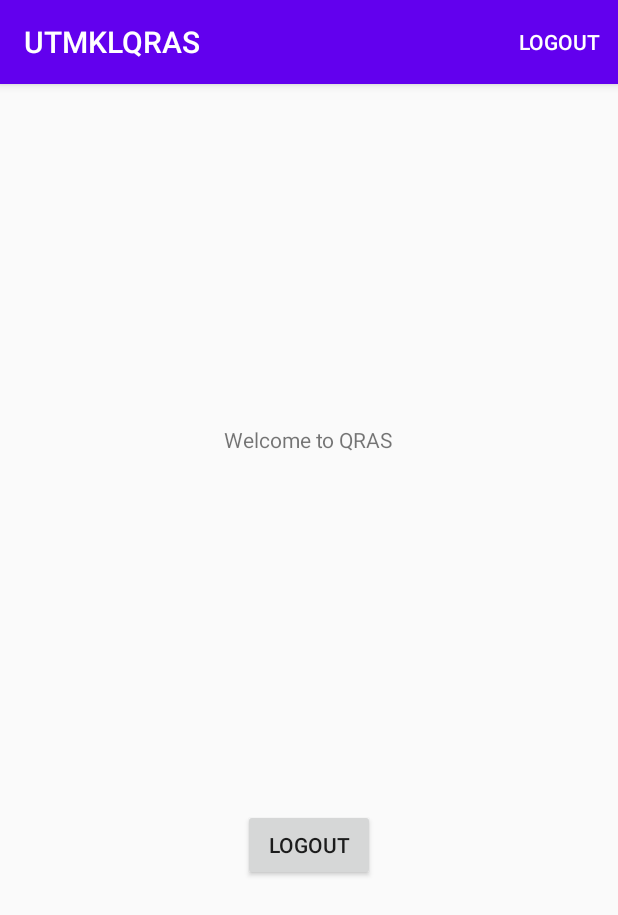
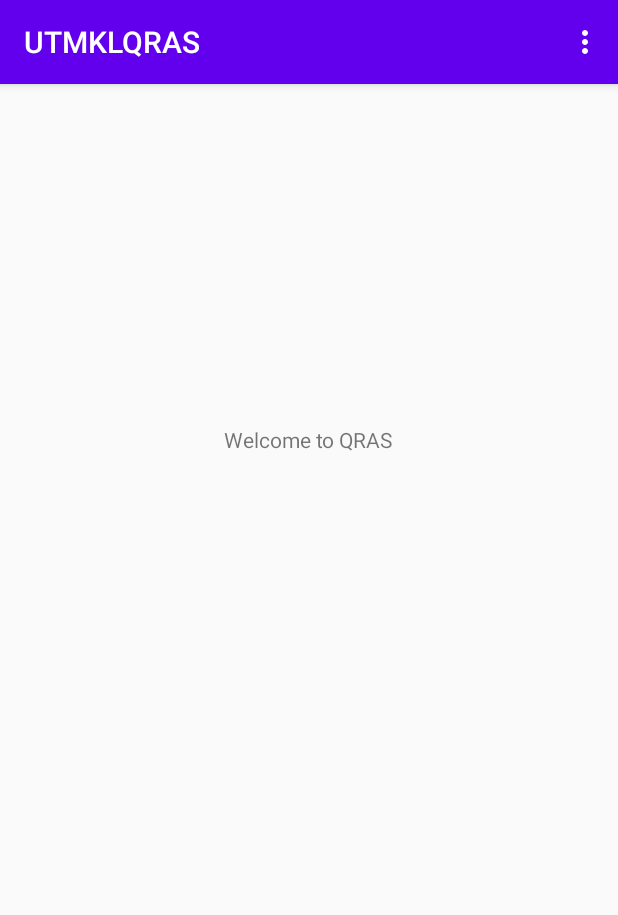
Before and after one commit to adamilman/UTMKLQRAS, an Android app: the screen it shows after launch once a user with an empty profile is signed in (HomePageActivity), on a phone screen of 412 x 824 dp. Shown: the top 915 px of the screen. Run offline under Robolectric (Android 15) with nearby library versions, the phone set to English and light mode, and no system bars; our stand-ins replace Firebase (no records; nobody signed in at launch, a user with empty details on screens opened directly).

Commit message:
added an options menu in homepage activity

```diff
--- a/UTMKLQRAS/app/src/main/java/com/example/utmklqras/HomePageActivity.java
+++ b/UTMKLQRAS/app/src/main/java/com/example/utmklqras/HomePageActivity.java
@@ -7,6 +7,7 @@ import androidx.appcompat.widget.Toolbar;
 import android.content.Intent;
 import android.os.Bundle;
 import android.view.Menu;
+import android.view.MenuInflater;
 import android.view.MenuItem;
 import android.view.View;
 import android.widget.Button;
@@ -24,36 +25,29 @@ public class HomePageActivity extends AppCompatActivity {
         setContentView(R.layout.activity_home_page);
 
         firebaseAuth = FirebaseAuth.getInstance();
+    }
 
-        logout = (Button) findViewById(R.id.btnLogout);
+    @Override
+    public boolean onCreateOptionsMenu(Menu menu){
+        MenuInflater inflater = getMenuInflater();
+        inflater.inflate(R.menu.menu, menu);
+        return true;
+    }
 
-        logout.setOnClickListener(new View.OnClickListener() {
-            @Override
-            public void onClick(View view) {
+    @Override
+    public boolean onOptionsItemSelected(MenuItem item) {
+        switch (item.getItemId()){
+            case R.id.menulogout:{
                 Logout();
             }
-        });
+        }
+        return super.onOptionsItemSelected(item);
     }
+
     private void Logout(){
         firebaseAuth.signOut();
         finish();
         startActivity(new Intent(HomePageActivity.this, LoginActivity.class));
     }
 
-    @Override
-    public boolean onCreateOptionsMenu(Menu menu) {
-        getMenuInflater().inflate(R.menu.menu, menu);
-        return true;
-    }
-
-    @Override
-    public boolean onOptionsItemSelected(@NonNull MenuItem item) {
-
-        switch (item.getItemId()){
-            case R.id.logoutMenu:{
-                Logout();
-            }
-        }
-        return super.onOptionsItemSelected(item);
-    }
 }
--- a/UTMKLQRAS/app/src/main/res/layout/activity_home_page.xml
+++ b/UTMKLQRAS/app/src/main/res/layout/activity_home_page.xml
@@ -5,7 +5,6 @@
     android:layout_width="match_parent"
     android:layout_height="match_parent"
     tools:context=".HomePageActivity">
-
 
     <TextView
         android:id="@+id/textView"
@@ -19,13 +18,4 @@
         app:layout_constraintTop_toTopOf="parent"
         app:layout_constraintVertical_bias="0.304" />
 
-    <Button
-        android:id="@+id/btnLogout"
-        android:layout_width="wrap_content"
-        android:layout_height="wrap_content"
-        android:text="LOGOUT"
-        app:layout_constraintBottom_toBottomOf="parent"
-        app:layout_constraintEnd_toEndOf="parent"
-        app:layout_constraintStart_toStartOf="parent"
-        app:layout_constraintTop_toBottomOf="@+id/textView" />
 </androidx.constraintlayout.widget.ConstraintLayout>
--- a/UTMKLQRAS/app/src/main/res/menu/menu.xml
+++ b/UTMKLQRAS/app/src/main/res/menu/menu.xml
@@ -3,13 +3,15 @@
     xmlns:app="http://schemas.android.com/apk/res-auto">
 
     <item
-        android:id="@+id/logoutMenu"
+        android:id="@+id/menuprofile"
         android:orderInCategory="100"
-        app:showAsAction="always"
-        android:title="Logout">
-    </item>
+        android:title="My Profile"
+        app:showAsAction="never"/>
 
-
-
+    <item
+        android:id="@+id/menulogout"
+        android:orderInCategory="100"
+        app:showAsAction="never"
+        android:title="Logout"/>
 
 </menu>
```
